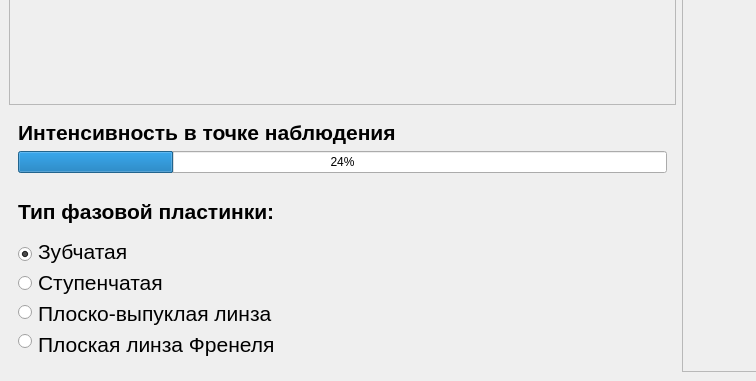
This is QtFresnelZones/phaseplatewindow.ui in Lnd-stoL/fresnel-zones-qt as Qt 5 draws it before an edit; both pictures show x 0 to 756 and y 387 to 768 of the 1024 by 768 pixel window. The edited form follows.
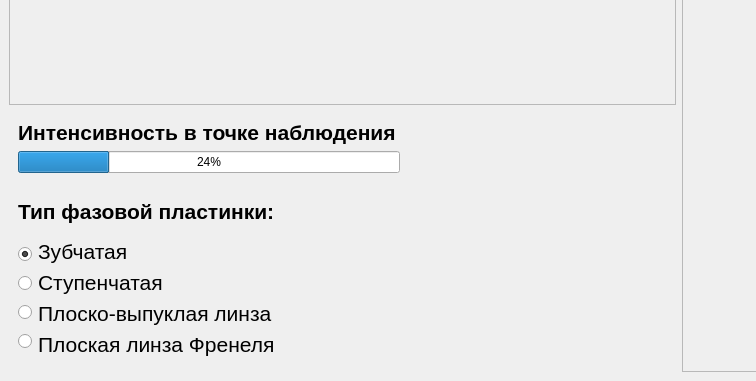
This is the edited form. Custom widgets are drawn as their Qt base class.

Diff of the .ui file:
```diff
--- a/QtFresnelZones/phaseplatewindow.ui
+++ b/QtFresnelZones/phaseplatewindow.ui
@@ -275,7 +275,7 @@
             <property name="frameShadow">
              <enum>QFrame::Raised</enum>
             </property>
-            <layout class="QHBoxLayout" name="horizontalLayout_2">
+            <layout class="QHBoxLayout" name="horizontalLayout_2" stretch="3,2">
              <property name="spacing">
               <number>0</number>
              </property>
@@ -574,6 +574,9 @@
                </layout>
               </widget>
              </item>
+             <item>
+              <widget class="ZonesGraph" name="widget_zonesGraph" native="true"/>
+             </item>
             </layout>
            </widget>
           </item>
@@ -649,6 +652,12 @@
    <header>spiralgraph.h</header>
    <container>1</container>
   </customwidget>
+  <customwidget>
+   <class>ZonesGraph</class>
+   <extends>QWidget</extends>
+   <header>zonesgraph.h</header>
+   <container>1</container>
+  </customwidget>
   <customwidget>
    <class>SchemeGraph</class>
    <extends>QWidget</extends>
```
Left out of the diff: 326 changed lines with no effect on the pictures.
